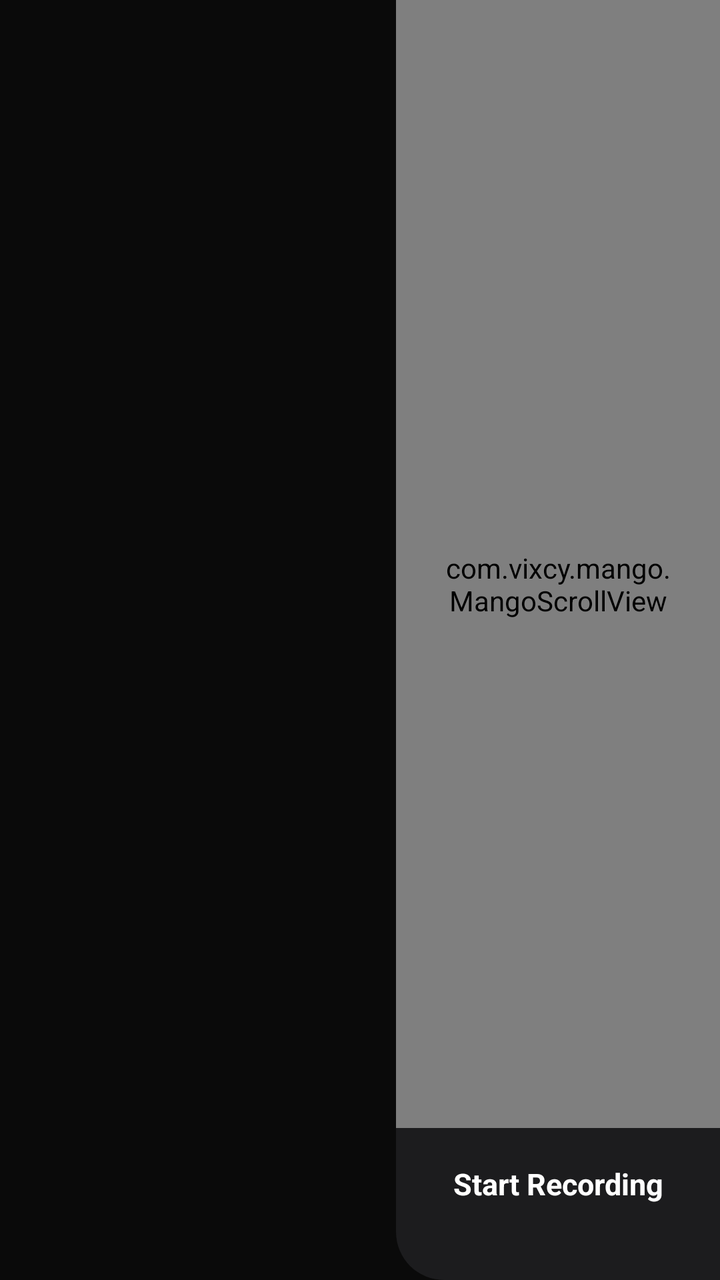
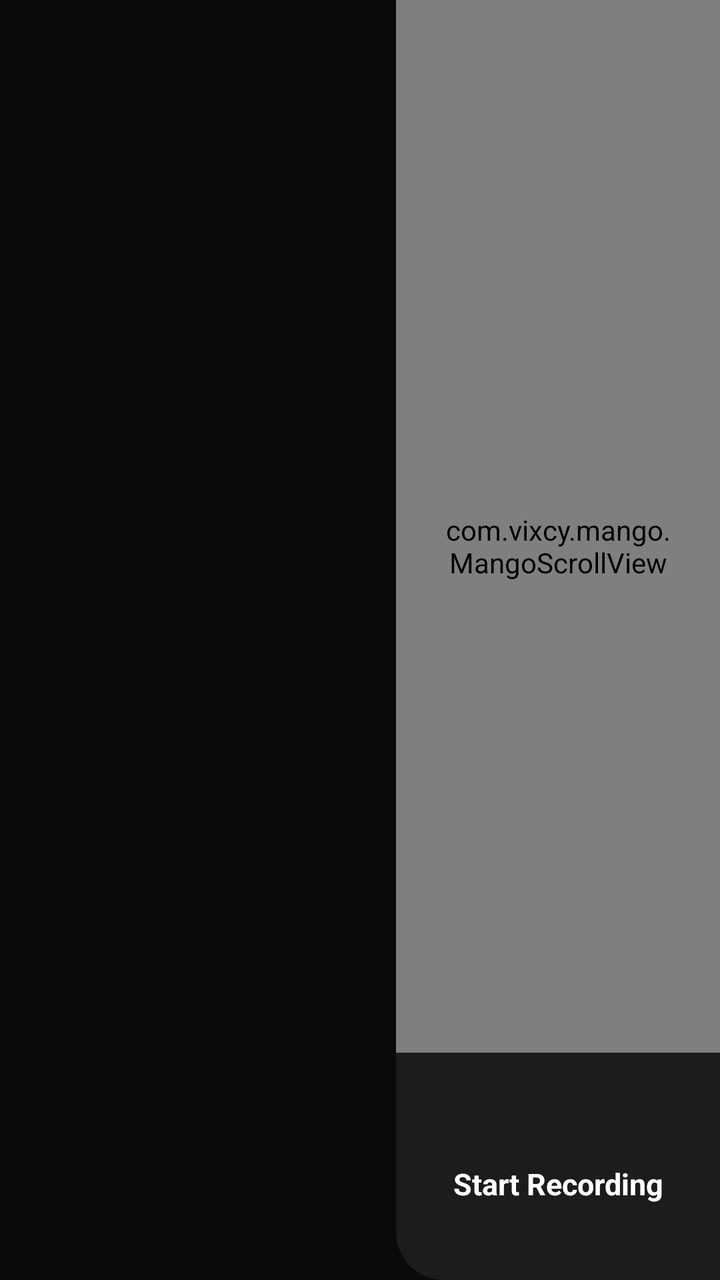

Compare the two renders of this Android layout. The source of the first and the diff that turns it into the second are given below.
<!-- AndroidManifest.xml: application theme Theme.Mango -->
<!-- res/layout/activity_main.xml -->
<?xml version="1.0" encoding="utf-8"?>
<LinearLayout
    xmlns:android="http://schemas.android.com/apk/res/android"
    android:layout_width="match_parent"
    android:layout_height="match_parent"
    android:orientation="horizontal"
    android:background="@color/mango_background">

    
    <TextureView
        android:id="@+id/textureView"
        android:layout_width="0dp"
        android:layout_height="match_parent"
        android:layout_weight="55" />

    
    <LinearLayout
        android:layout_width="0dp"
        android:layout_height="match_parent"
        android:layout_weight="45"
        android:orientation="vertical"
        android:background="@drawable/control_panel_bg"
        android:clipChildren="false"
        android:clipToPadding="false">

        
        <com.vixcy.mango.MangoScrollView
            android:id="@+id/controlPanel"
            android:layout_width="match_parent"
            android:layout_height="0dp"
            android:layout_weight="1"
            android:paddingStart="20dp"
            android:paddingEnd="20dp"
            android:paddingTop="20dp"
            android:clipToPadding="false"
            android:clipChildren="false"
            android:scrollbars="none"
            android:overScrollMode="always">

            <LinearLayout
                android:layout_width="match_parent"
                android:layout_height="wrap_content"
                android:orientation="vertical"
                android:gravity="center_horizontal"
                android:clipChildren="false">

                
                <LinearLayout
                    android:id="@+id/statusChip"
                    android:layout_width="wrap_content"
                    android:layout_height="wrap_content"
                    android:orientation="horizontal"
                    android:gravity="center_vertical"
                    android:background="@drawable/status_chip_bg"
                    android:paddingStart="16dp"
                    android:paddingEnd="16dp"
                    android:paddingTop="8dp"
                    android:paddingBottom="8dp"
                    android:layout_marginBottom="20dp">

                    <View
                        android:id="@+id/vStatusDot"
                        android:layout_width="8dp"
                        android:layout_height="8dp"
                        android:background="@drawable/dot_ready"
                        android:layout_marginEnd="8dp" />

                    <TextView
                        android:id="@+id/tvStatus"
                        android:layout_width="wrap_content"
                        android:layout_height="wrap_content"
                        android:text="IDLE"
                        android:textColor="@color/mango_text_primary"
                        android:textSize="11sp"
                        android:letterSpacing="0.12"
                        android:fontFamily="monospace" />

                </LinearLayout>

                
                
                <TextView
                    android:id="@+id/tvLabelQuality"
                    android:layout_width="match_parent"
                    android:layout_height="wrap_content"
                    android:text="QUALITY"
                    android:textColor="@color/mango_text_secondary"
                    android:textSize="10sp"
                    android:letterSpacing="0.12"
                    android:layout_marginBottom="8dp"
                    android:alpha="0.6" />

                <LinearLayout
                    android:id="@+id/qualitySelector"
                    android:layout_width="match_parent"
                    android:layout_height="wrap_content"
                    android:orientation="horizontal"
                    android:layout_marginBottom="16dp"
                    android:gravity="center"
                    android:clipChildren="false">

                    <TextView
                        android:id="@+id/chip720p"
                        android:layout_width="0dp"
                        android:layout_height="44dp"
                        android:layout_weight="1"
                        android:gravity="center"
                        android:text="720p"
                        android:textColor="@color/mango_text_primary"
                        android:textSize="13sp"
                        android:textStyle="bold"
                        android:background="@drawable/chip_bg_selected"
                        android:layout_marginEnd="8dp"
                        android:clickable="true"
                        android:focusable="true" />

                    <TextView
                        android:id="@+id/chip1080p"
                        android:layout_width="0dp"
                        android:layout_height="44dp"
                        android:layout_weight="1"
                        android:gravity="center"
                        android:text="1080p"
                        android:textColor="@color/mango_text_secondary"
                        android:textSize="13sp"
                        android:textStyle="bold"
                        android:background="@drawable/chip_bg_unselected"
                        android:layout_marginEnd="8dp"
                        android:clickable="true"
                        android:focusable="true" />

                    <TextView
                        android:id="@+id/chip4k"
                        android:layout_width="0dp"
                        android:layout_height="44dp"
                        android:layout_weight="1"
                        android:gravity="center"
                        android:text="4K"
                        android:textColor="@color/mango_text_secondary"
                        android:textSize="13sp"
                        android:textStyle="bold"
                        android:background="@drawable/chip_bg_unselected"
                        android:clickable="true"
                        android:focusable="true" />

                </LinearLayout>

                
                <TextView
                    android:id="@+id/tvLabelFrameRate"
                    android:layout_width="match_parent"
                    android:layout_height="wrap_content"
                    android:text="FRAME RATE"
                    android:textColor="@color/mango_text_secondary"
                    android:textSize="10sp"
                    android:letterSpacing="0.12"
                    android:layout_marginBottom="8dp"
                    android:alpha="0.6" />

                <LinearLayout
                    android:id="@+id/fpsSelector"
                    android:layout_width="match_parent"
                    android:layout_height="wrap_content"
                    android:orientation="horizontal"
                    android:layout_marginBottom="16dp"
                    android:gravity="center"
                    android:clipChildren="false">

                    <TextView
                        android:id="@+id/chip24fps"
                        android:layout_width="0dp"
                        android:layout_height="44dp"
                        android:layout_weight="1"
                        android:gravity="center"
                        android:text="24"
                        android:textColor="@color/mango_text_secondary"
                        android:textSize="13sp"
                        android:textStyle="bold"
                        android:background="@drawable/chip_bg_unselected"
                        android:layout_marginEnd="8dp"
                        android:clickable="true"
                        android:focusable="true" />

                    <TextView
                        android:id="@+id/chip30fps"
                        android:layout_width="0dp"
                        android:layout_height="44dp"
                        android:layout_weight="1"
                        android:gravity="center"
                        android:text="30"
                        android:textColor="@color/mango_text_primary"
                        android:textSize="13sp"
                        android:textStyle="bold"
                        android:background="@drawable/chip_bg_selected"
                        android:layout_marginEnd="8dp"
                        android:clickable="true"
                        android:focusable="true" />

                    <TextView
                        android:id="@+id/chip60fps"
                        android:layout_width="0dp"
                        android:layout_height="44dp"
                        android:layout_weight="1"
                        android:gravity="center"
                        android:text="60"
                        android:textColor="@color/mango_text_secondary"
                        android:textSize="13sp"
                        android:textStyle="bold"
                        android:background="@drawable/chip_bg_unselected"
                        android:clickable="true"
                        android:focusable="true" />

                </LinearLayout>

                
                <TextView
                    android:id="@+id/tvLabelAspectRatio"
                    android:layout_width="match_parent"
                    android:layout_height="wrap_content"
                    android:text="ASPECT RATIO"
                    android:textColor="@color/mango_text_secondary"
                    android:textSize="10sp"
                    android:letterSpacing="0.12"
                    android:layout_marginBottom="8dp"
                    android:alpha="0.6" />

                <LinearLayout
                    android:id="@+id/aspectRatioSelector"
                    android:layout_width="match_parent"
                    android:layout_height="wrap_content"
                    android:orientation="horizontal"
                    android:layout_marginBottom="16dp"
                    android:gravity="center"
                    android:clipChildren="false">

                    <TextView
                        android:id="@+id/chipAspect16_9"
                        android:layout_width="0dp"
                        android:layout_height="44dp"
                        android:layout_weight="1"
                        android:gravity="center"
                        android:text="16:9"
                        android:textColor="@color/mango_text_primary"
                        android:textSize="13sp"
                        android:textStyle="bold"
                        android:background="@drawable/chip_bg_selected"
                        android:layout_marginEnd="8dp"
                        android:clickable="true"
                        android:focusable="true" />

                    <TextView
                        android:id="@+id/chipAspect4_3"
                        android:layout_width="0dp"
                        android:layout_height="44dp"
                        android:layout_weight="1"
                        android:gravity="center"
                        android:text="4:3"
                        android:textColor="@color/mango_text_secondary"
                        android:textSize="13sp"
                        android:textStyle="bold"
                        android:background="@drawable/chip_bg_unselected"
                        android:layout_marginEnd="8dp"
                        android:clickable="true"
                        android:focusable="true" />

                    <TextView
                        android:id="@+id/chipAspect1_1"
                        android:layout_width="0dp"
                        android:layout_height="44dp"
                        android:layout_weight="1"
                        android:gravity="center"
                        android:text="1:1"
                        android:textColor="@color/mango_text_secondary"
                        android:textSize="13sp"
                        android:textStyle="bold"
                        android:background="@drawable/chip_bg_unselected"
                        android:clickable="true"
                        android:focusable="true" />

                </LinearLayout>

                
                <LinearLayout
                    android:layout_width="match_parent"
                    android:layout_height="wrap_content"
                    android:orientation="horizontal"
                    android:layout_marginBottom="8dp"
                    android:gravity="center_vertical">

                    <TextView
                        android:id="@+id/tvLabelDuration"
                        android:layout_width="0dp"
                        android:layout_height="wrap_content"
                        android:layout_weight="1"
                        android:text="CLIP DURATION"
                        android:textColor="@color/mango_text_secondary"
                        android:textSize="10sp"
                        android:letterSpacing="0.12"
                        android:alpha="0.6" />

                    <TextView
                        android:id="@+id/tvDurationValue"
                        android:layout_width="wrap_content"
                        android:layout_height="wrap_content"
                        android:text="10 min"
                        android:textColor="@color/mango_accent"
                        android:textSize="12sp"
                        android:textStyle="bold" />

                </LinearLayout>

                <SeekBar
                    android:id="@+id/seekDuration"
                    android:layout_width="match_parent"
                    android:layout_height="wrap_content"
                    android:max="133"
                    android:progress="10"
                    android:layout_marginBottom="12dp"
                    android:thumbOffset="0dp"
                    android:thumb="@drawable/seekbar_thumb"
                    android:progressDrawable="@drawable/seekbar_track"
                    android:maxHeight="4dp" />

                
                <TextView
                    android:id="@+id/tvFileSizeEstimate"
                    android:layout_width="match_parent"
                    android:layout_height="wrap_content"
                    android:text=""
                    android:textColor="@color/mango_text_secondary"
                    android:textSize="11sp"
                    android:gravity="center"
                    android:layout_marginBottom="16dp"
                    android:alpha="0.60" />

            </LinearLayout>
        </com.vixcy.mango.MangoScrollView>

        
        <TextView
            android:id="@+id/btnToggleRecording"
            android:layout_width="match_parent"
            android:layout_height="56dp"
            android:gravity="center"
            android:text="Start Recording"
            android:textColor="@color/mango_text_primary"
            android:textSize="15sp"
            android:textStyle="bold"
            android:layout_marginStart="20dp"
            android:layout_marginEnd="20dp"
            android:layout_marginBottom="20dp"
            android:clickable="true"
            android:focusable="true" />

    </LinearLayout>

</LinearLayout>
<!-- resources referenced by this layout -->
<resources>
  <color name="mango_accent">#FF9500</color>
  <color name="mango_background">#0A0A0A</color>
  <color name="mango_text_primary">#FFFFFF</color>
  <color name="mango_text_secondary">#8E8E93</color>
  <!-- drawable chip_bg_selected (drawable) -->
  <?xml version="1.0" encoding="utf-8"?>
  <shape xmlns:android="http://schemas.android.com/apk/res/android"
      android:shape="rectangle">
      <solid android:color="@color/mango_accent" />
      <corners android:radius="12dp" />
  </shape>
  <!-- drawable chip_bg_unselected (drawable) -->
  <?xml version="1.0" encoding="utf-8"?>
  <shape xmlns:android="http://schemas.android.com/apk/res/android"
      android:shape="rectangle">
      <solid android:color="@color/mango_surface_elevated" />
      <stroke android:width="1dp" android:color="#1AFFFFFF" />
      <corners android:radius="12dp" />
  </shape>
  <!-- drawable control_panel_bg (drawable) -->
  <?xml version="1.0" encoding="utf-8"?>
  <shape xmlns:android="http://schemas.android.com/apk/res/android"
      android:shape="rectangle">
      <solid android:color="@color/mango_surface" />
      <corners
          android:topLeftRadius="24dp"
          android:bottomLeftRadius="24dp"
          android:topRightRadius="0dp"
          android:bottomRightRadius="0dp" />
  </shape>
  <!-- drawable dot_ready (drawable) -->
  <?xml version="1.0" encoding="utf-8"?>
  <shape xmlns:android="http://schemas.android.com/apk/res/android"
      android:shape="oval">
      <solid android:color="@color/mango_dot_ready" />
      <size android:width="8dp" android:height="8dp" />
  </shape>
  <!-- drawable seekbar_thumb (drawable) -->
  <?xml version="1.0" encoding="utf-8"?>
  <shape xmlns:android="http://schemas.android.com/apk/res/android"
      android:shape="oval">
      <solid android:color="@color/mango_accent" />
      <size android:width="20dp" android:height="20dp" />
  </shape>
  <!-- drawable seekbar_track (drawable) -->
  <?xml version="1.0" encoding="utf-8"?>
  <layer-list xmlns:android="http://schemas.android.com/apk/res/android">
      <item android:id="@android:id/background"
          android:gravity="center_vertical">
          <shape android:shape="rectangle">
              <solid android:color="@color/mango_surface_elevated" />
              <corners android:radius="2dp" />
              <size android:height="4dp" />
          </shape>
      </item>
      <item android:id="@android:id/progress"
          android:gravity="center_vertical">
          <clip>
              <shape android:shape="rectangle">
                  <solid android:color="@color/mango_accent" />
                  <corners android:radius="2dp" />
                  <size android:height="4dp" />
              </shape>
          </clip>
      </item>
  </layer-list>
  <!-- drawable status_chip_bg (drawable) -->
  <?xml version="1.0" encoding="utf-8"?>
  <shape xmlns:android="http://schemas.android.com/apk/res/android"
      android:shape="rectangle">
      <solid android:color="@color/mango_surface_elevated" />
      <stroke android:width="1dp" android:color="#12FFFFFF" />
      <corners android:radius="20dp" />
  </shape>
  <style name="Theme.Mango" parent="Theme.AppCompat.NoActionBar">
          <item name="android:windowBackground">@color/mango_background</item>
          <item name="android:statusBarColor">@color/mango_background</item>
          <item name="android:navigationBarColor">@color/mango_background</item>
          
          <item name="colorAccent">@color/mango_accent</item>
      </style>
  <color name="mango_surface_elevated">#2C2C2E</color>
  <color name="mango_surface">#1C1C1E</color>
  <color name="mango_dot_ready">#34C759</color>
</resources>

<!-- the commit's change to res/layout/activity_main.xml (unified diff, before → after) -->
@@ -335,6 +335,41 @@
 
             </LinearLayout>
         </com.vixcy.mango.MangoScrollView>
+
+        
+        <LinearLayout
+            android:id="@+id/uploadStatusChip"
+            android:layout_width="wrap_content"
+            android:layout_height="wrap_content"
+            android:layout_gravity="center_horizontal"
+            android:orientation="horizontal"
+            android:gravity="center_vertical"
+            android:background="@drawable/status_chip_bg"
+            android:paddingStart="14dp"
+            android:paddingEnd="14dp"
+            android:paddingTop="7dp"
+            android:paddingBottom="7dp"
+            android:layout_marginBottom="10dp"
+            android:alpha="0">
+
+            <View
+                android:id="@+id/vUploadDot"
+                android:layout_width="6dp"
+                android:layout_height="6dp"
+                android:background="@drawable/dot_uploading"
+                android:layout_marginEnd="7dp" />
+
+            <TextView
+                android:id="@+id/tvUploadStatus"
+                android:layout_width="wrap_content"
+                android:layout_height="wrap_content"
+                android:text="UPLOADING"
+                android:textColor="@color/mango_text_primary"
+                android:textSize="10sp"
+                android:letterSpacing="0.12"
+                android:fontFamily="monospace" />
+
+        </LinearLayout>
 
         
         <TextView
<!-- resource entries referenced after the edit -->
@@ -36,6 +36,13 @@
       android:shape="oval">
       <solid android:color="@color/mango_dot_ready" />
       <size android:width="8dp" android:height="8dp" />
+  </shape>
+  <!-- drawable dot_uploading (drawable) -->
+  <?xml version="1.0" encoding="utf-8"?>
+  <shape xmlns:android="http://schemas.android.com/apk/res/android"
+      android:shape="oval">
+      <solid android:color="@color/mango_accent" />
+      <size android:width="6dp" android:height="6dp" />
   </shape>
   <!-- drawable seekbar_thumb (drawable) -->
   <?xml version="1.0" encoding="utf-8"?>
